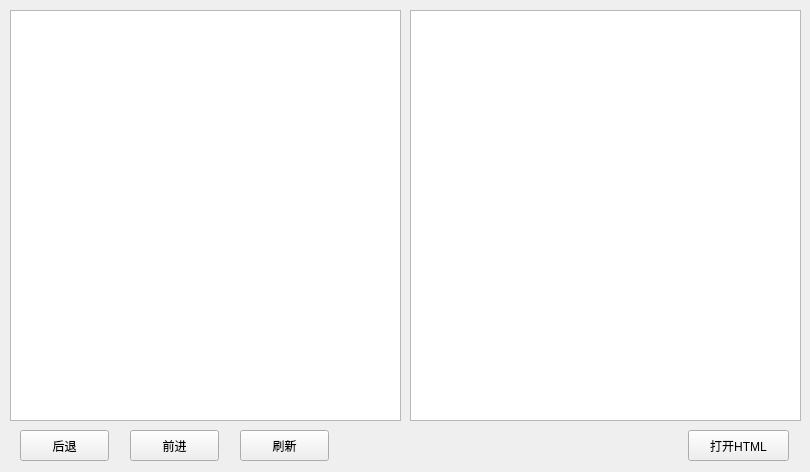
Old version of the form exp7_TextBrowser/widget.ui in the repository Xie-Long-0/Qt_projects.
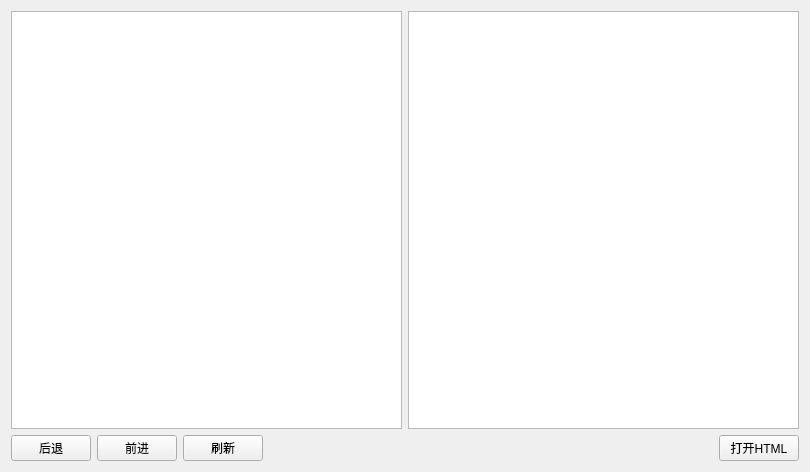
New version of the form.

Commit message: exp7: Apply layout

```diff
--- a/exp7_TextBrowser/widget.ui
+++ b/exp7_TextBrowser/widget.ui
@@ -13,78 +13,71 @@
   <property name="windowTitle">
    <string>Widget</string>
   </property>
+  <layout class="QVBoxLayout" name="verticalLayout">
+   <item>
+    <layout class="QHBoxLayout" name="horizontalLayout">
+     <item>
   <widget class="QTextBrowser" name="textBrowser">
-   <property name="geometry">
-    <rect>
-     <x>10</x>
-     <y>10</y>
-     <width>391</width>
-     <height>411</height>
-    </rect>
-   </property>
-  </widget>
+       <property name="openExternalLinks">
+        <bool>true</bool>
+       </property>
+      </widget>
+     </item>
+     <item>
   <widget class="QPlainTextEdit" name="plainTextEdit">
-   <property name="geometry">
-    <rect>
-     <x>410</x>
-     <y>10</y>
-     <width>391</width>
-     <height>411</height>
-    </rect>
-   </property>
-  </widget>
+       <property name="readOnly">
+        <bool>true</bool>
+       </property>
+      </widget>
+     </item>
+    </layout>
+   </item>
+   <item>
+    <layout class="QHBoxLayout" name="horizontalLayout_2">
+     <item>
   <widget class="QPushButton" name="pushButton_Backward">
-   <property name="geometry">
-    <rect>
-     <x>20</x>
-     <y>430</y>
-     <width>89</width>
-     <height>31</height>
-    </rect>
-   </property>
    <property name="text">
     <string>后退</string>
    </property>
   </widget>
+     </item>
+     <item>
   <widget class="QPushButton" name="pushButton_Forward">
-   <property name="geometry">
-    <rect>
-     <x>130</x>
-     <y>430</y>
-     <width>89</width>
-     <height>31</height>
-    </rect>
-   </property>
    <property name="text">
     <string>前进</string>
    </property>
   </widget>
+     </item>
+     <item>
   <widget class="QPushButton" name="pushButton_Reflash">
-   <property name="geometry">
-    <rect>
-     <x>240</x>
-     <y>430</y>
-     <width>89</width>
-     <height>31</height>
-    </rect>
-   </property>
    <property name="text">
     <string>刷新</string>
    </property>
   </widget>
+     </item>
+     <item>
+      <spacer name="horizontalSpacer">
+       <property name="orientation">
+        <enum>Qt::Horizontal</enum>
+       </property>
+       <property name="sizeHint" stdset="0">
+        <size>
+         <width>40</width>
+         <height>20</height>
+        </size>
+       </property>
+      </spacer>
+     </item>
+     <item>
   <widget class="QPushButton" name="pushButton_Open">
-   <property name="geometry">
-    <rect>
-     <x>688</x>
-     <y>430</y>
-     <width>101</width>
-     <height>31</height>
-    </rect>
-   </property>
    <property name="text">
     <string>打开HTML</string>
    </property>
   </widget>
+     </item>
+    </layout>
+   </item>
+  </layout>
  </widget>
  <layoutdefault spacing="6" margin="11"/>
  <resources/>
```
Lines whose indentation alone changed are shown as unchanged. The commit also changes 1 other file.
